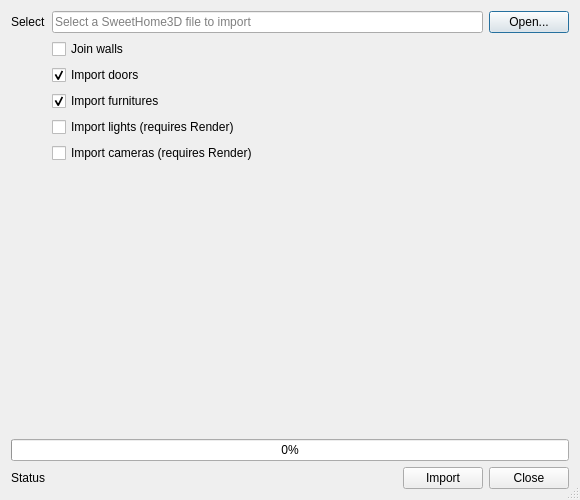
Before: the Qt Designer form SH3D_Import.ui in rostskadat/FreeCAD-SH3D, drawn with Qt 5.
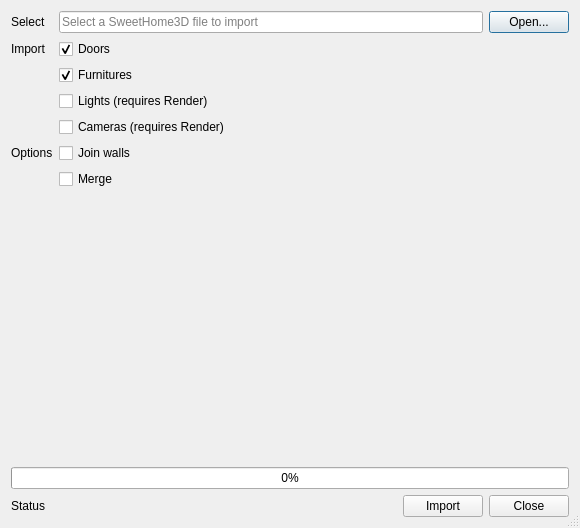
After: the same form once the commit is applied.

Commit message: Added curved walls

What changed in the file:
```diff
--- a/SH3D_Import.ui
+++ b/SH3D_Import.ui
@@ -10,7 +10,7 @@
     <x>0</x>
     <y>0</y>
     <width>580</width>
-    <height>500</height>
+    <height>528</height>
    </rect>
   </property>
   <property name="minimumSize">
@@ -73,59 +73,83 @@
          </item>
         </layout>
        </item>
+       <item row="1" column="0">
+        <widget class="QLabel" name="label">
+         <property name="text">
+          <string>Import</string>
+         </property>
+        </widget>
+       </item>
        <item row="1" column="1">
-        <widget class="QCheckBox" name="joinWall">
-         <property name="toolTip">
-          <string>Modify the wall to make them join properly</string>
-         </property>
+        <widget class="QCheckBox" name="importDoors">
          <property name="text">
-          <string>Join walls</string>
+          <string>Doors</string>
          </property>
          <property name="checked">
-          <bool>false</bool>
+          <bool>true</bool>
          </property>
         </widget>
        </item>
-       <item row="3" column="1">
+       <item row="2" column="1">
         <widget class="QCheckBox" name="importFurnitures">
          <property name="toolTip">
           <string>Whether to import the model's furnitures</string>
          </property>
          <property name="text">
-          <string>Import furnitures</string>
+          <string>Furnitures</string>
          </property>
          <property name="checked">
           <bool>true</bool>
          </property>
         </widget>
        </item>
-       <item row="4" column="1">
+       <item row="3" column="1">
         <widget class="QCheckBox" name="importLights">
          <property name="toolTip">
           <string>Whether to import the model's lights.</string>
          </property>
          <property name="text">
-          <string>Import lights (requires Render)</string>
+          <string>Lights (requires Render)</string>
          </property>
         </widget>
        </item>
-       <item row="5" column="1">
+       <item row="4" column="1">
         <widget class="QCheckBox" name="importCameras">
          <property name="toolTip">
           <string>Whether to import the model's cameras</string>
          </property>
          <property name="text">
-          <string>Import cameras (requires Render)</string>
+          <string>Cameras (requires Render)</string>
          </property>
         </widget>
        </item>
-       <item row="2" column="1">
-        <widget class="QCheckBox" name="importDoors">
+       <item row="5" column="0">
+        <widget class="QLabel" name="label_2">
          <property name="text">
-          <string>Import doors</string>
+          <string>Options</string>
+         </property>
+        </widget>
+       </item>
+       <item row="5" column="1">
+        <widget class="QCheckBox" name="optJoinWalls">
+         <property name="toolTip">
+          <string>Modify the wall to make them join properly</string>
+         </property>
+         <property name="text">
+          <string>Join walls</string>
          </property>
          <property name="checked">
-          <bool>true</bool>
+          <bool>false</bool>
+         </property>
+        </widget>
+       </item>
+       <item row="6" column="1">
+        <widget class="QCheckBox" name="optMergeElements">
+         <property name="toolTip">
+          <string>Merge imported element with existing FC entities</string>
+         </property>
+         <property name="text">
+          <string>Merge</string>
          </property>
         </widget>
        </item>
```
Left out of the diff: 2 changed lines with no effect on the pictures. The commit also changes 5 other files.
